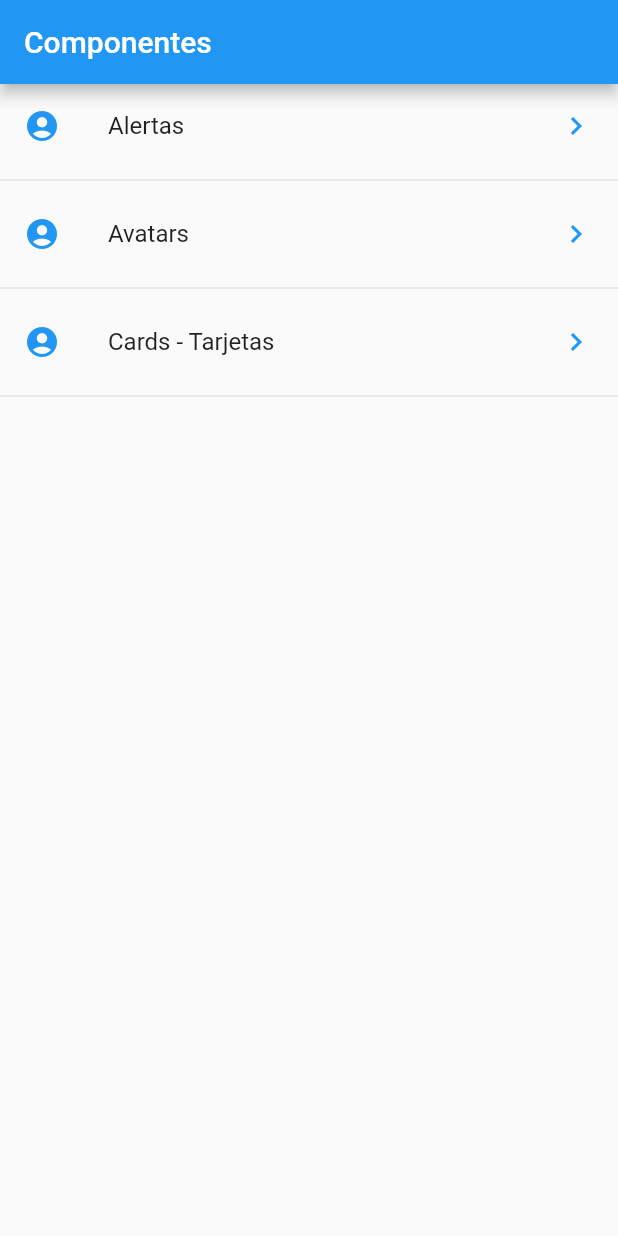
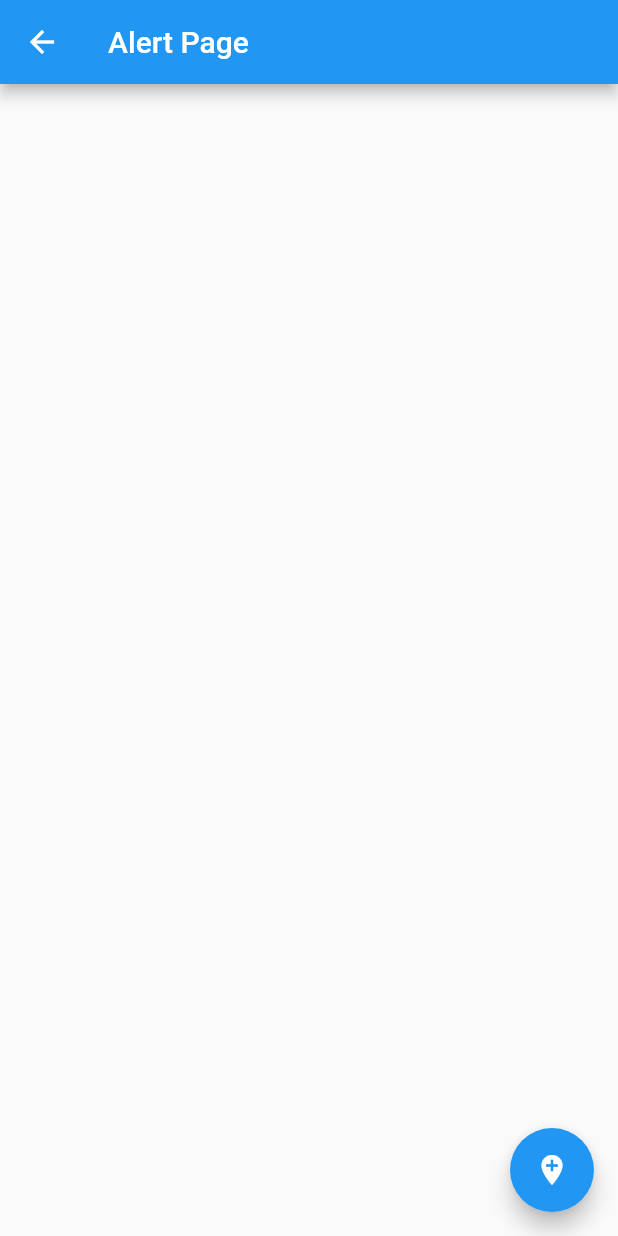
Before and after one commit to chemaguiniga2/components_flutter, a Flutter app: the screen it shows after launch, after a tap on "Cards - Tarjetas", on a phone screen of 412 x 824 dp. Run offline on Flutter 3.47's test engine with Material 2 defaults, Android fonts, the phone set to English and light mode, and no system bars.

```diff
--- a/lib/main.dart
+++ b/lib/main.dart
@@ -1,5 +1,5 @@
-import 'package:componentes/src/pages/home_page.dart';
-import 'package:componentes/src/pages/home_temp.dart';
+import 'package:componentes/src/pages/alert_page.dart';
+import 'package:componentes/src/routes/routes.dart';
 import 'package:flutter/material.dart';
 
 void main() => runApp(MyApp());
@@ -10,7 +10,14 @@ class MyApp extends StatelessWidget {
     return MaterialApp(
       title: 'Componentes App',
       debugShowCheckedModeBanner: false,
-      home: HomePage()
+      //home: HomePage()
+      initialRoute: '/',
+      routes: getApplicationRoutes(),
+      onGenerateRoute: ( settings ) {
+        return MaterialPageRoute(
+          builder: (BuildContext context) => AlertPage()
+        );
+      },
     );
   }
 }
--- /dev/null
+++ b/lib/src/pages/alert_page.dart
@@ -0,0 +1,19 @@
+import 'package:flutter/material.dart';
+
+
+class AlertPage extends StatelessWidget {
+  @override
+  Widget build(BuildContext context) {
+    return Scaffold(
+      appBar: AppBar(
+        title: Text('Alert Page')
+      ),
+      floatingActionButton: FloatingActionButton(
+        child: Icon( Icons.add_location ),
+        onPressed: () {
+          Navigator.pop(context);
+        },
+      ),
+    );
+  }
+}
--- /dev/null
+++ b/lib/src/pages/avatar_page.dart
@@ -0,0 +1,13 @@
+import 'package:flutter/material.dart';
+
+
+class AvatarPage extends StatelessWidget {
+  @override
+  Widget build(BuildContext context) {
+    return Scaffold(
+      appBar: AppBar(
+        title: Text('Avatar Page')
+      ),
+    );
+  }
+}
--- a/lib/src/pages/home_page.dart
+++ b/lib/src/pages/home_page.dart
@@ -1,4 +1,6 @@
+import 'package:componentes/src/pages/alert_page.dart';
 import 'package:componentes/src/providers/menu_provider.dart';
+import 'package:componentes/src/utils/icono_string_util.dart';
 import 'package:flutter/material.dart';
 
 class HomePage extends StatelessWidget {
@@ -22,7 +24,7 @@ class HomePage extends StatelessWidget {
       builder: ( context, AsyncSnapshot<List<dynamic>> snapshot ) {
 
         return ListView(
-          children: _listaItems(snapshot.data),
+          children: _listaItems(snapshot.data, context),
         );
 
       },
@@ -33,15 +35,20 @@ class HomePage extends StatelessWidget {
     // );
   }
 
-  List<Widget> _listaItems(List<dynamic> data) {
+  List<Widget> _listaItems(List<dynamic> data, BuildContext context) {
     final List<Widget> opciones = [];
 
     data.forEach((opt) {
       final widgetTemp = ListTile(
         title: Text( opt['texto'] ),
-        leading: Icon(Icons.account_circle, color: Colors.blue),
+        leading: getIcon(opt['icon']),
         trailing: Icon(Icons.keyboard_arrow_right, color: Colors.blue),
         onTap: () {
+          Navigator.pushNamed(context, opt['ruta']);
+          // final route = MaterialPageRoute(
+          //   builder: ( context ) => AlertPage()
+          // );
+          // Navigator.push(context, route);
 
         },
       );
--- /dev/null
+++ b/lib/src/routes/routes.dart
@@ -0,0 +1,12 @@
+import 'package:componentes/src/pages/alert_page.dart';
+import 'package:componentes/src/pages/avatar_page.dart';
+import 'package:componentes/src/pages/home_page.dart';
+import 'package:flutter/material.dart';
+
+Map<String, WidgetBuilder> getApplicationRoutes() {
+  return <String, WidgetBuilder>{
+    '/' : ( BuildContext context ) => HomePage(),
+    'alert' : ( BuildContext context ) => AlertPage(),
+    'avatar' : ( BuildContext context ) => AvatarPage(),
+  };
+}
--- /dev/null
+++ b/lib/src/utils/icono_string_util.dart
@@ -0,0 +1,12 @@
+import 'package:flutter/material.dart';
+
+final _icons = <String, IconData>{
+  'add_alert' : Icons.add_alert,
+  'accessibility' : Icons.accessibility,
+  'folder_open' : Icons.folder_open
+};
+
+Icon getIcon( String nombreIcono ) {
+
+  return Icon( _icons[nombreIcono], color: Colors.blue );
+}
```
